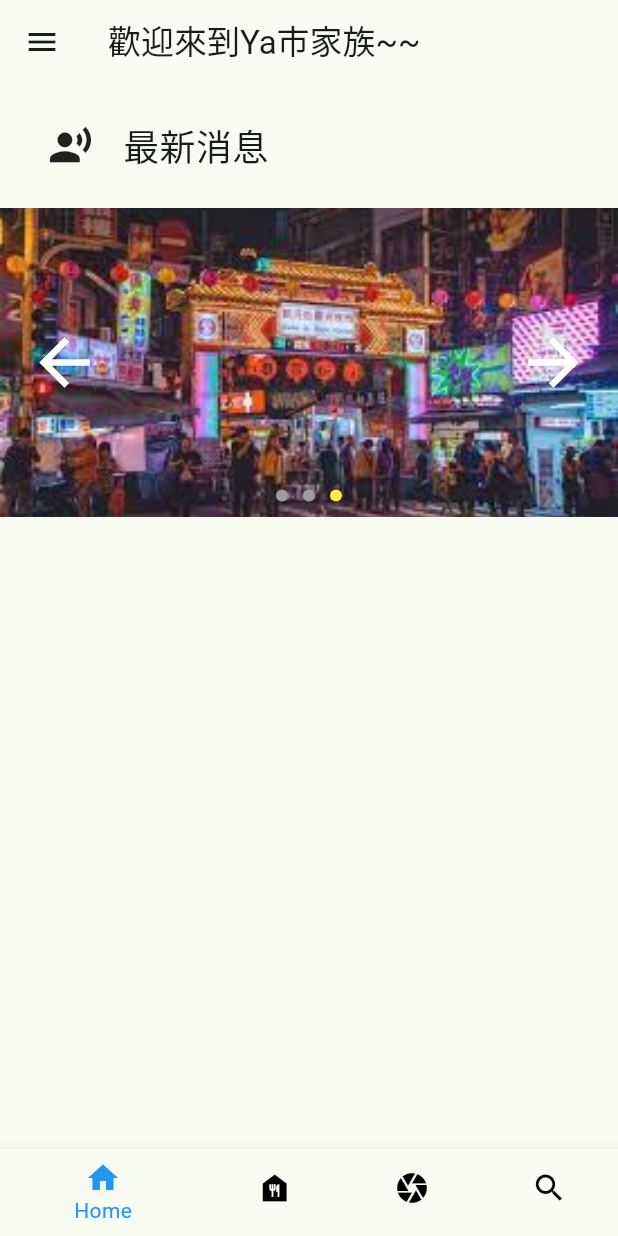
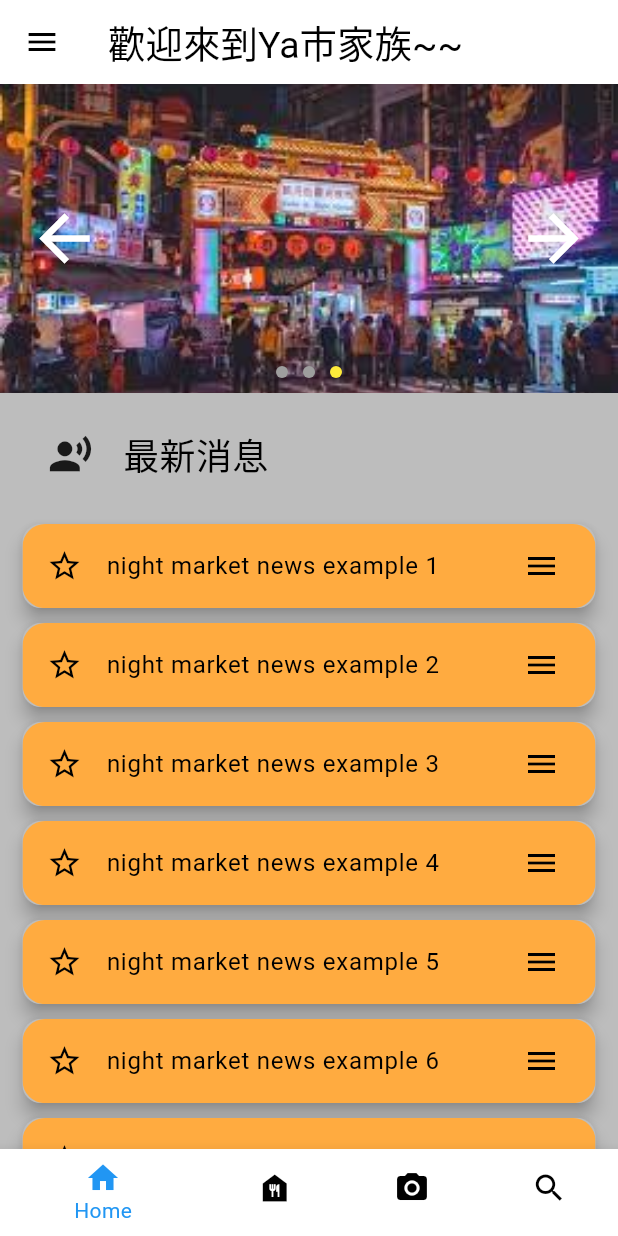
Before and after one commit to jimmy88623/NightMarket, a Flutter app: the screen it shows after launch, on a phone screen of 412 x 824 dp. Run offline on Flutter 3.47's test engine with Material 3 defaults, Android fonts, the phone set to English and light mode, and no system bars; our stand-ins replace settings_ui.

Commit message:
develop home page

```diff
--- /dev/null
+++ b/devtools_options.yaml
@@ -0,0 +1,3 @@
+description: This file stores settings for Dart & Flutter DevTools.
+documentation: https://docs.flutter.dev/tools/devtools/extensions#configure-extension-enablement-states
+extensions:
--- a/lib/ButtonBar/buttonbar.dart
+++ b/lib/ButtonBar/buttonbar.dart
@@ -1,9 +1,11 @@
 import 'package:flutter/material.dart';
 import 'package:nightmarket/Home/menu.dart';
+import 'package:nightmarket/Theme/theme_provider.dart';
+import 'package:provider/provider.dart';
 
 
 class ButtonbarPage extends StatefulWidget {
-  const ButtonbarPage({Key? key}) : super(key: key);
+  const ButtonbarPage({super.key});
 
   @override
   State<StatefulWidget> createState() => _ButtonbarPageState();
@@ -19,19 +21,27 @@
   }
 
   @override
+  void initState(){
+    super.initState();
+  }
+  @override
   Widget build(BuildContext context) {
-    return Scaffold(
-      backgroundColor: Colors.white,
+
+    return MaterialApp(
+      debugShowCheckedModeBanner: false,
+      // theme: Provider.of<ThemeProvider>(context).themeData,
+      home: Scaffold(
         bottomNavigationBar: BottomNavigationBar(
-        unselectedItemColor: Colors.black,
+          unselectedItemColor: Provider.of<ThemeProvider>(context).themeData.colorScheme.secondary,
           selectedItemColor: Colors.blue,
           currentIndex: _currentPageIndex,
           onTap: (currentPageIndex) {
             print("現在所在頁面 : $currentPageIndex");
             _onPageChanged(currentPageIndex);
           },
-        items: const [
+          items:  [
             BottomNavigationBarItem(
+              backgroundColor: Provider.of<ThemeProvider>(context).themeData.primaryColor,
               icon: Icon(Icons.home),
               label: 'Home',
             ),
@@ -40,7 +50,7 @@
               label: 'Food Illustration',
             ),
             BottomNavigationBarItem(
-            icon: Icon(Icons.camera),
+              icon: Icon(Icons.photo_camera),
               label: 'Camera',
             ),
             BottomNavigationBarItem(
@@ -61,12 +71,14 @@
             }
           },
         ),
+      ),
     );
   }
 
   Future<List<Widget>> _buildScreen() async {
 
     return [
+      // Placeholder(),
       Menu(),
       Placeholder(),
       Placeholder(),
--- a/lib/Home/home.dart
+++ b/lib/Home/home.dart
@@ -1,6 +1,9 @@
 import 'dart:async';
 
 import 'package:flutter/material.dart';
+import 'package:nightmarket/Home/home.dart';
+import 'package:nightmarket/Theme/theme_provider.dart';
+import 'package:provider/provider.dart';
 
 class Home extends StatefulWidget {
   const Home({Key? key}) : super(key: key);
@@ -22,32 +25,52 @@
 
 Timer? _timer;
 
+List<String> itemList = [
+  "night market news example 1",
+  "night market news example 2",
+  "night market news example 3",
+  "night market news example 4",
+  "night market news example 5",
+  "night market news example 6",
+  "night market news example 7",
+  "night market news example 8",
+  "night market news example 9",
+  "night market news example 10"
+];
+
 class _HomeState extends State<Home> {
-
-  void startTimer(){
-    _timer = Timer.periodic(Duration(seconds: 3), (timer){
-      if(_pageController.page == imagePaths.length-1){
-        _pageController.animateToPage(0, duration: Duration(milliseconds: 500), curve: Curves.easeInOut);
-      }
-      else{
-        _pageController.nextPage(duration: Duration(milliseconds: 500), curve: Curves.easeInOut);
+  void startTimer() {
+    _timer = Timer.periodic(Duration(seconds: 3), (timer) {
+      if (_pageController.page == imagePaths.length - 1) {
+        _pageController.animateToPage(0,
+            duration: Duration(milliseconds: 500), curve: Curves.easeInOut);
+      } else {
+        _pageController.nextPage(
+            duration: Duration(milliseconds: 500), curve: Curves.easeInOut);
       }
     });
   }
+
   void _goToPreviousPage() {
     if (_pageController.page! > 0) {
-      _pageController.previousPage(duration: Duration(milliseconds: 500), curve: Curves.easeInOut);
+      _pageController.previousPage(
+          duration: Duration(milliseconds: 500), curve: Curves.easeInOut);
     } else {
-      _pageController.animateToPage(_pages.length - 1, duration: Duration(milliseconds: 500), curve: Curves.easeInOut);
+      _pageController.animateToPage(_pages.length - 1,
+          duration: Duration(milliseconds: 500), curve: Curves.easeInOut);
     }
   }
+
   void _goToNextPage() {
-    if (_pageController.page! < _pages.length-1) {
-      _pageController.nextPage(duration: Duration(milliseconds: 500), curve: Curves.easeInOut);
+    if (_pageController.page! < _pages.length - 1) {
+      _pageController.nextPage(
+          duration: Duration(milliseconds: 500), curve: Curves.easeInOut);
     } else {
-      _pageController.animateToPage(0, duration: Duration(milliseconds: 500), curve: Curves.easeInOut);
+      _pageController.animateToPage(0,
+          duration: Duration(milliseconds: 500), curve: Curves.easeInOut);
     }
   }
+
   @override
   void initState() {
     super.initState();
@@ -55,39 +78,23 @@
         (index) => ImagePlaceholder(imagePath: imagePaths[index]));
     startTimer();
   }
+
   @override
-  void dispose(){
+  void dispose() {
     super.dispose();
     _timer?.cancel();
   }
 
-
   @override
   Widget build(BuildContext context) {
-    return Scaffold(
+    return MaterialApp(
+      debugShowCheckedModeBanner: false,
+      theme: Provider.of<ThemeProvider>(context).themeData,
+      home: Scaffold(
+        // backgroundColor: Theme.of(context).colorScheme.surface,
         body: SingleChildScrollView(
           child: Column(
             children: [
-            Container(
-              padding: EdgeInsets.only(left: 32.0),
-              height: MediaQuery.of(context).size.width * 0.2,
-              // color: Colors.red,
-              child: const Row(
-                children: [
-                  Icon(
-                    Icons.record_voice_over,
-                    size: 30,
-                  ),
-                  SizedBox(width: 20),
-                  Text(
-                    '最新消息',
-                    style: TextStyle(
-                      fontSize: 24,
-                    ),
-                  ),
-                ],
-              ),
-            ),
               Stack(
                 children: [
                   SizedBox(
@@ -96,7 +103,7 @@
                     child: PageView.builder(
                       controller: _pageController,
                       itemCount: imagePaths.length,
-                    onPageChanged: (value){
+                      onPageChanged: (value) {
                         setState(() {
                           _activePage = value;
                         });
@@ -141,7 +148,11 @@
                     top: 0,
                     bottom: 0,
                     child: IconButton(
-                    icon: Icon(Icons.arrow_back, color: Colors.white,size: 50,),
+                      icon: Icon(
+                        Icons.arrow_back,
+                        color: Colors.white,
+                        size: 50,
+                      ),
                       onPressed: _goToPreviousPage,
                     ),
                   ),
@@ -150,13 +161,57 @@
                     top: 0,
                     bottom: 0,
                     child: IconButton(
-                    icon: Icon(Icons.arrow_forward, color: Colors.white,size: 50,),
+                      icon: Icon(
+                        Icons.arrow_forward,
+                        color: Colors.white,
+                        size: 50,
+                      ),
                       onPressed: _goToNextPage,
                     ),
                   ),
                 ],
               ),
+              Container(
+                padding: EdgeInsets.only(left: 32.0),
+                height: MediaQuery.of(context).size.width * 0.2,
+                // color: Colors.red,
+                child: const Row(
+                  children: [
+                    Icon(
+                      Icons.record_voice_over,
+                      size: 30,
+                    ),
+                    SizedBox(width: 20),
+                    Text(
+                      '最新消息',
+                      style: TextStyle(
+                        fontSize: 24,
+                      ),
+                    ),
                   ],
+                ),
+              ),
+              Column(
+                children: itemList.map((item) {
+                  return Card(
+                    margin:
+                        const EdgeInsets.symmetric(horizontal: 15, vertical: 5),
+                    elevation: 5,
+                    child: ListTile(
+                      shape: RoundedRectangleBorder(
+                        borderRadius: BorderRadius.circular(15),
+                      ),
+                      title: Text(item),
+                      tileColor: Colors.orangeAccent,
+                      onTap: () {},
+                      leading: const Icon(Icons.star_border_outlined),
+                      trailing: const Icon(Icons.menu),
+                    ),
+                  );
+                }).toList(),
+              ),
+            ],
+          ),
         ),
       ),
     );
--- a/lib/Home/menu.dart
+++ b/lib/Home/menu.dart
@@ -2,6 +2,8 @@
 import 'package:flutter/material.dart';
 import 'package:nightmarket/Home/home.dart';
 import 'package:nightmarket/Home/set.dart';
+import 'package:nightmarket/Theme/theme_provider.dart';
+import 'package:provider/provider.dart';
 
 class Menu extends StatefulWidget {
   const Menu({Key? key}) : super(key: key);
@@ -15,7 +17,7 @@
 
   static const List<Widget> _pages = [
     Home(),
-    Center(child: Text('成員頁面')),
+    Set(),
   ];
 
   void _menuTapHandler(int index) {
@@ -27,10 +29,16 @@
 
   @override
   Widget build(BuildContext context) {
+
+    final themeProvider = Provider.of<ThemeProvider>(context);
     return Scaffold(
       appBar: AppBar(
         title: Text('歡迎來到Ya市家族~~'),
+        backgroundColor: themeProvider.themeData.appBarTheme.backgroundColor,
+        iconTheme: themeProvider.themeData.appBarTheme.iconTheme ,
+        titleTextStyle: themeProvider.themeData.appBarTheme.titleTextStyle,
       ),
+      backgroundColor: themeProvider.themeData.primaryColor,
       body: _pages[_selectedIndex],
       drawer: Drawer(
         child: ListView(
--- /dev/null
+++ b/lib/Theme/theme.dart
@@ -0,0 +1,32 @@
+import 'package:flutter/material.dart';
+
+ThemeData lightmode = ThemeData(
+  brightness: Brightness.light,
+  colorScheme: ColorScheme.light(
+    surface: Colors.grey.shade400,
+    primary: Colors.white,
+    secondary: Colors.black,
+  ),
+  appBarTheme: AppBarTheme(
+    backgroundColor: Colors.white,
+    titleTextStyle: TextStyle(color: Colors.black,fontSize: 25),
+    iconTheme: IconThemeData(color: Colors.black),
+  ),
+);
+
+
+ThemeData darkmode = ThemeData(
+  brightness: Brightness.dark,
+  colorScheme: ColorScheme.dark(
+    surface: Colors.grey.shade900,
+    primary: Colors.black,
+    secondary: Colors.white,
+  ),
+  appBarTheme: AppBarTheme(
+    backgroundColor: Colors.black,
+    titleTextStyle: TextStyle(color: Colors.white,fontSize: 25),
+    // toolbarHeight: 80,
+    // titleSpacing: 20,
+    iconTheme: IconThemeData(color: Colors.white),
+  ),
+);
--- /dev/null
+++ b/lib/Theme/theme_provider.dart
@@ -0,0 +1,31 @@
+import 'package:flutter/material.dart';
+import 'package:nightmarket/Theme/theme.dart';
+
+
+// class ThemeProvider with ChangeNotifier {
+//   bool _isDarkMode = false;
+//   bool get isDarkMode => _isDarkMode;
+//
+//   void toggleTheme(bool isDarkMode){
+//     _isDarkMode = isDarkMode;
+//     notifyListeners();
+//   }
+// }
+class ThemeProvider with ChangeNotifier{
+  ThemeData _themeData = lightmode;
+
+  ThemeData get themeData => _themeData;
+
+  set themeData(ThemeData themeData) {
+    _themeData = themeData;
+    notifyListeners();
+  }
+
+  void toggleTheme() {
+    if (_themeData == lightmode) {
+      themeData = darkmode;
+    } else {
+      themeData = lightmode;
+    }
+  }
+}
--- a/lib/main.dart
+++ b/lib/main.dart
@@ -1,8 +1,15 @@
 import 'package:flutter/material.dart';
 import 'package:nightmarket/ButtonBar/buttonbar.dart';
+import 'package:nightmarket/Theme/theme_provider.dart';
+import 'package:provider/provider.dart';
 
 void main() {
-  runApp(const MyApp());
+  runApp(
+    ChangeNotifierProvider(
+      create: (context) => ThemeProvider(),
+      child: const MyApp(),
+    ),
+  );
 }
 
 class MyApp extends StatefulWidget {
@@ -13,20 +20,12 @@
 }
 
 class _MyAppState extends State<MyApp> {
-
   @override
   Widget build(BuildContext context) {
     return MaterialApp(
-      theme: ThemeData(
-        useMaterial3: true,
-        colorSchemeSeed: Colors.green[700],
-      ),
-      home: const Scaffold(
-        // appBar: AppBar(
-        //   title: const Text('Ya市'),
-        //   centerTitle: true ,
-        //   elevation: 2,
-        // ),
+      debugShowCheckedModeBanner: false,
+
+      home: Scaffold(
         body: ButtonbarPage(),
       ),
     );
--- a/pubspec.yaml
+++ b/pubspec.yaml
@@ -35,6 +35,8 @@
   # The following adds the Cupertino Icons font to your application.
   # Use with the CupertinoIcons class for iOS style icons.
   cupertino_icons: ^1.0.6
+  settings_ui: ^2.0.2
+  provider: ^6.1.2
 
 dev_dependencies:
   flutter_test:
```
Also changed, not shown: lib/Home/set.dart (+47 -3 lines), pubspec.lock. Lines whose indentation alone changed are shown as unchanged.
